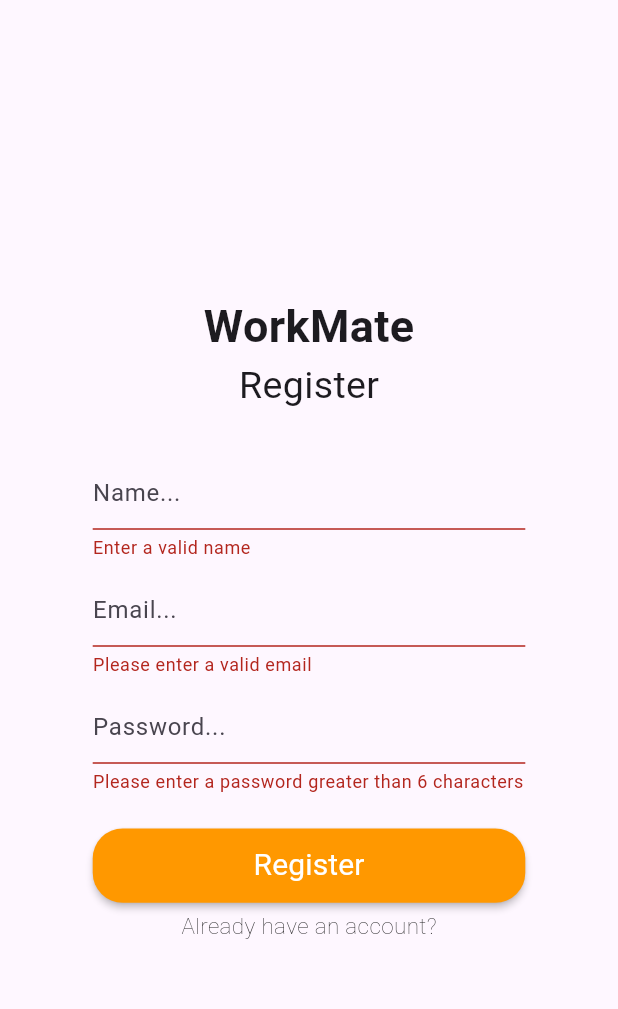
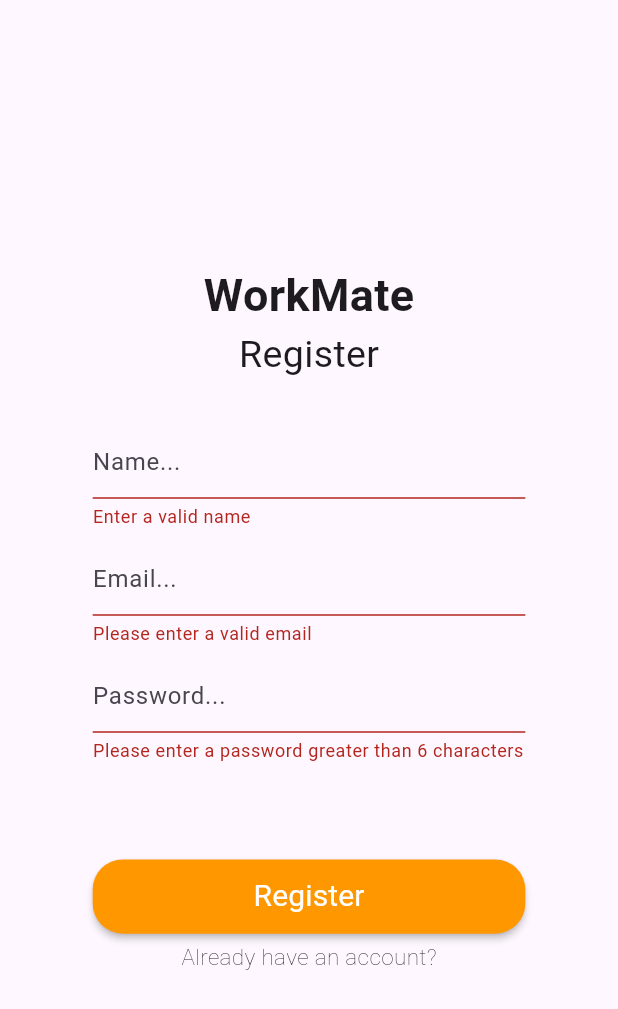
Before and after one commit to Klimek777/workmateapp, a Flutter app: the RegisterPage screen opened by its route, after a tap on "Register", on a phone screen of 412 x 824 dp. Shown: the top 1009 px of the screen. Run offline on Flutter 3.47's test engine with Material 3 defaults, Android fonts, the light colour scheme and no system bars; our stand-ins replace cloud_firestore, firebase_auth, firebase_core, firebase_storage, fl_chart, flutter_slidable and 5 more; accounts and stored records are empty.

Commit message:
login, register and addwork form validation

```diff
--- a/lib/main.dart
+++ b/lib/main.dart
@@ -1,3 +1,5 @@
+// ignore_for_file: prefer_const_constructors
+
 import 'package:firebase_core/firebase_core.dart';
 import 'package:flutter/material.dart';
 import 'package:get_it/get_it.dart';
@@ -5,7 +7,6 @@ import 'package:workmateapp/pages/addwork_page.dart';
 import 'package:workmateapp/pages/editwork_page.dart';
 import 'package:workmateapp/pages/home_page.dart';
 import 'package:workmateapp/pages/login_page.dart';
-import 'package:workmateapp/pages/maps_page.dart';
 import 'package:workmateapp/pages/profile_page.dart';
 import 'package:workmateapp/pages/register_page.dart';
 import 'package:workmateapp/pages/workdetails_page.dart';
--- a/lib/pages/register_page.dart
+++ b/lib/pages/register_page.dart
@@ -157,7 +157,7 @@ class _RegisterPageState extends State<RegisterPage> {
 
   Widget _registrationForm() {
     return SizedBox(
-      height: _deviceHeight! * 0.30,
+      height: _deviceHeight! * 0.35,
       width: _deviceWidth! * 0.7,
       child: Form(
         key: _registerFormKey,
@@ -224,7 +224,15 @@ class _RegisterPageState extends State<RegisterPage> {
         email: _email!,
         password: _password!,
       );
-      if (_result) Navigator.pop(context);
+      if (_result) {
+        Navigator.pop(context);
+      } else {
+        ScaffoldMessenger.of(context).showSnackBar(SnackBar(
+          backgroundColor: Colors.red,
+          content: Text("Uzytkownik istnieje"),
+          duration: Duration(seconds: 4),
+        ));
+      }
     }
   }
 }
```
Also changed, not shown: lib/pages/addwork_page.dart (+30 -0 lines), lib/pages/login_page.dart (+9 -1 lines), lib/pages/workdetails_page.dart (+36 -36 lines).
